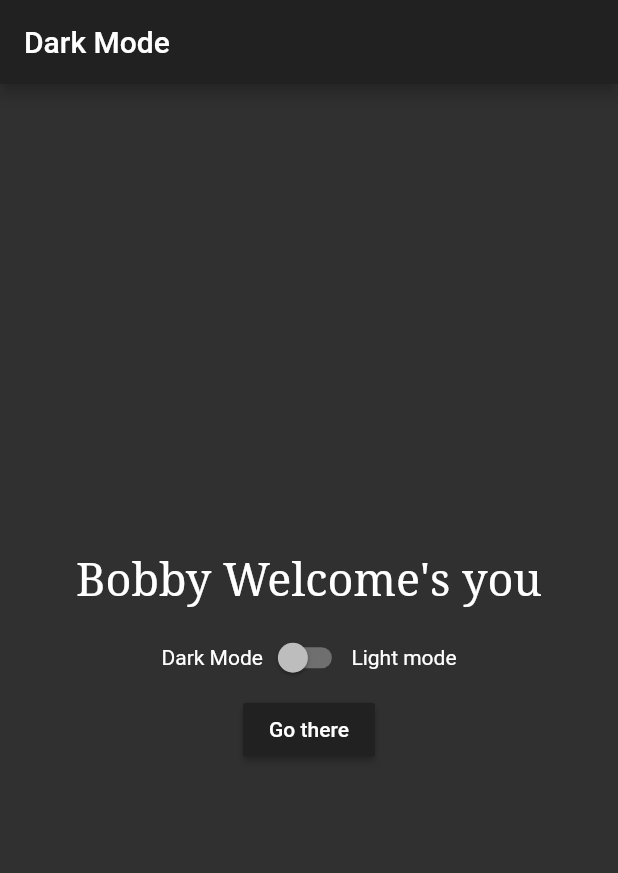
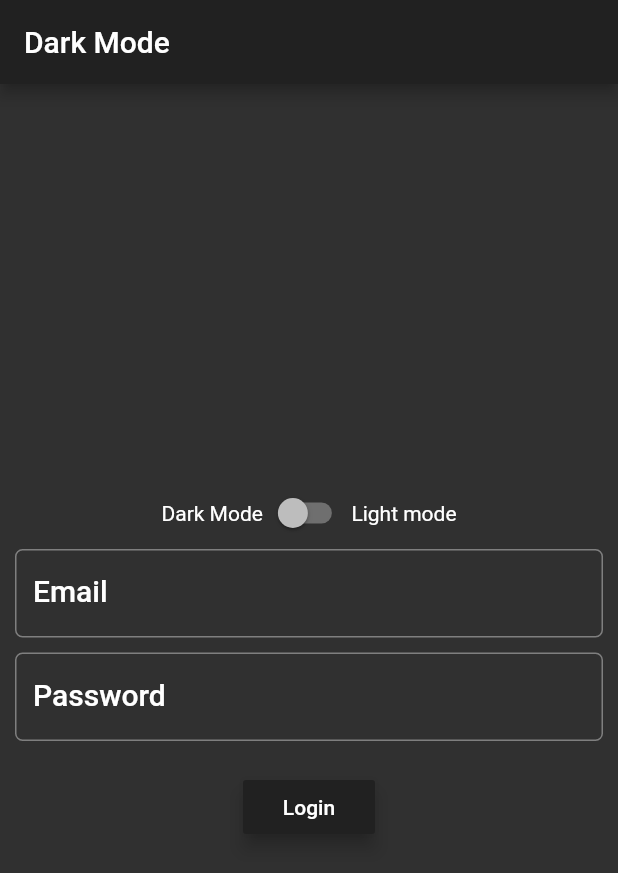
Before and after one commit to quiet-programmer/flutter_dark_mode, a Flutter app: the screen it shows after launch, on a phone screen of 412 x 824 dp. Shown: the top 873 px of the screen. Run offline on Flutter 3.47's test engine with Material 2 defaults, Android fonts, the phone set to English and light mode, and no system bars.

Commit message:
added some designs

```diff
--- a/lib/screen/newScreen.dart
+++ b/lib/screen/newScreen.dart
@@ -10,7 +10,7 @@ class _NewScreenState extends State<NewScreen> {
   Widget build(BuildContext context) {
     return Scaffold(
       appBar: AppBar(
-        title: Text("New Screen"),
+        title: Text("Profile Screen"),
       ),
       body: Column(
         mainAxisAlignment: MainAxisAlignment.center,
--- a/lib/widgets/dark_mode.dart
+++ b/lib/widgets/dark_mode.dart
@@ -9,10 +9,13 @@ class DarkMode extends StatefulWidget {
 }
 
 class _DarkModeState extends State<DarkMode> {
-
   bool _nextScreen = false;
 
-  void _changeTheme(){
+  var _name;
+
+  //TextEditingController name = TextEditingController();
+
+  void _changeTheme() {
     DarkScreen.of(context).changeTheme();
   }
 
@@ -26,18 +29,11 @@ class _DarkModeState extends State<DarkMode> {
         child: Column(
           mainAxisAlignment: MainAxisAlignment.center,
           children: <Widget>[
-            Text(
-              "Bobby Welcome's you",
-              style: TextStyle(fontFamily: 'serif', fontSize: 30.0),
-            ),
-            SizedBox(
-              height: 10,
-            ),
+
             Row(
               mainAxisAlignment: MainAxisAlignment.center,
               children: <Widget>[
                 Text("Dark Mode"),
-
                 Switch(
                   value: _nextScreen,
                   onChanged: (value) {
@@ -47,12 +43,47 @@ class _DarkModeState extends State<DarkMode> {
                     });
                   },
                 ),
-
                 Text("Light mode"),
               ],
             ),
+
+            Container(
+              margin: EdgeInsets.only(left: 10.0, right: 10.0),
+              child: TextField(
+               onChanged: (value){
+                 _name = value;
+               },
+                decoration: InputDecoration(
+                  labelText: "Email",
+                  labelStyle: Theme.of(context).textTheme.title,
+                  border: OutlineInputBorder(
+                      borderRadius: BorderRadius.circular(5.0)),
+                ),
+              ),
+            ),
+            SizedBox(
+              height: 10
+            ),
+            Container(
+              margin: EdgeInsets.only(left: 10.0, right: 10.0),
+              child: TextField(
+                obscureText: true,
+                decoration: InputDecoration(
+                  labelText: "Password",
+                  labelStyle: Theme.of(context).textTheme.title,
+                  border: OutlineInputBorder(
+                      borderRadius: BorderRadius.circular(5.0)),
+                ),
+              ),
+            ),
+
+            SizedBox(
+              height: 20,
+            ),
+
             RaisedButton(
-              child: Text("Go there"),
+              elevation: 5.0,
+              child: Text("Login"),
               color: Theme.of(context).primaryColor,
               onPressed: () {
                 Navigator.push(context,
```
